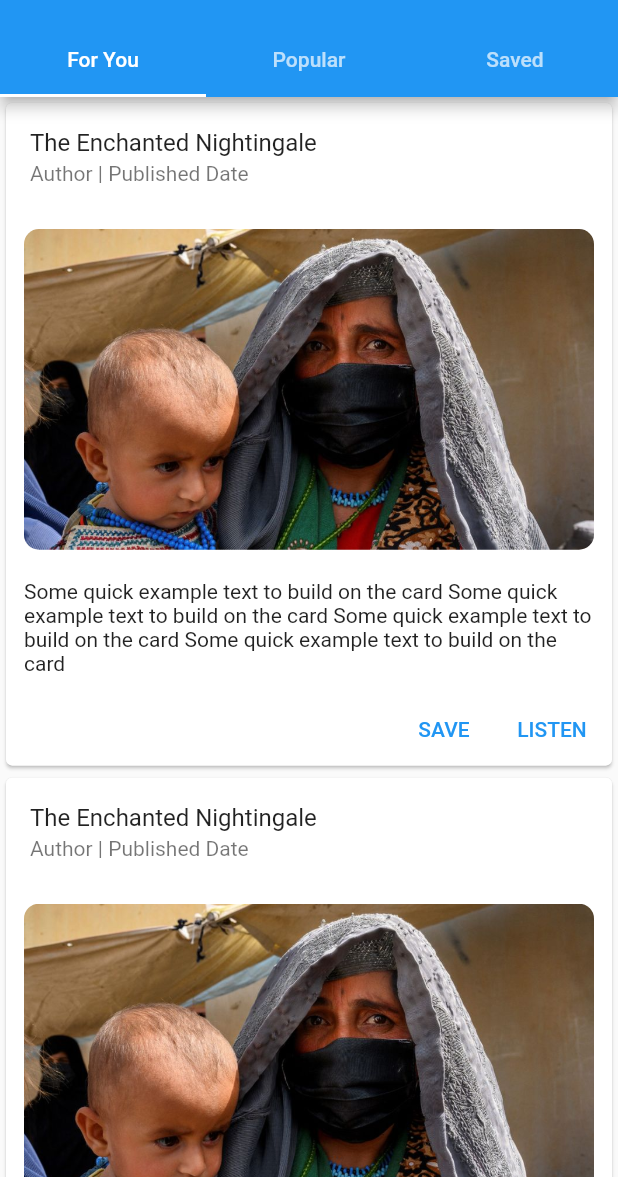
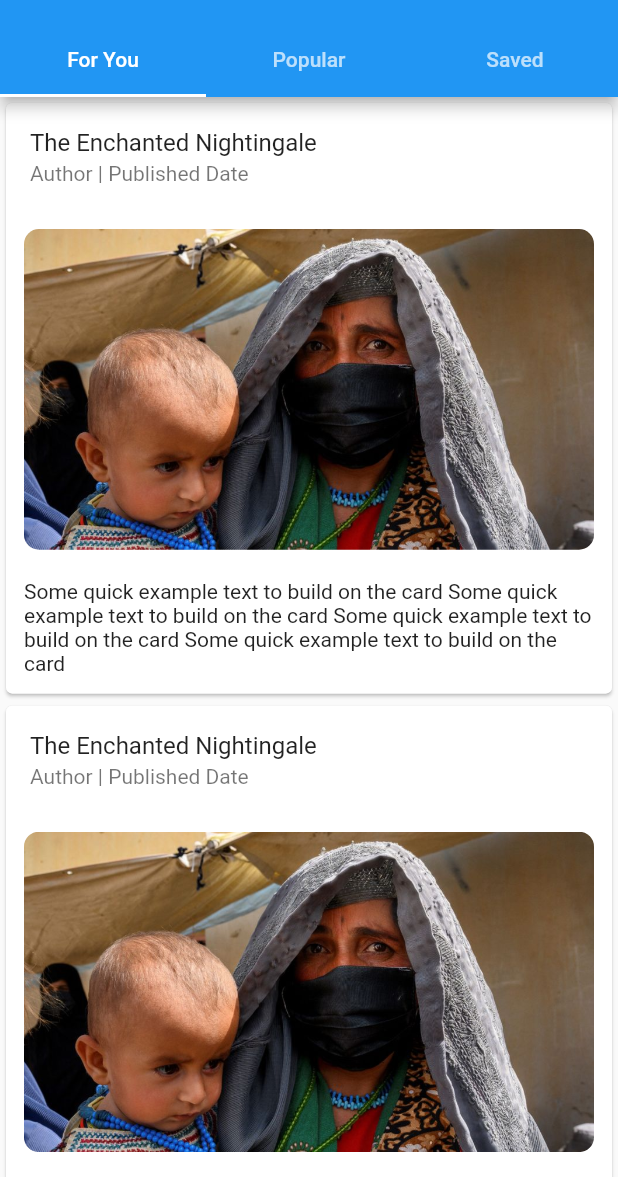
Before and after one commit to Nadika18/Newsly, a Flutter app: the screen it shows after launch, on a phone screen of 412 x 824 dp, the part 59-1236 px from its top. Run offline on Flutter 3.47's test engine with Material 2 defaults, Android fonts, the phone set to English and light mode, and no system bars.

Commit message:
navigation added

```diff
--- a/lib/home.dart
+++ b/lib/home.dart
@@ -2,6 +2,7 @@ import 'package:flutter/material.dart';
 // ignore: depend_on_referenced_packages
 import 'dart:convert';
 import 'package:flutter/services.dart';
+import 'package:newsportal/detailedView.dart';
 import 'models/1.dart';
 import 'dart:async' show Future;
 
@@ -73,24 +74,13 @@ class _ElevatedCardState extends State<ElevatedCard> {
     // return Container(
     //   child:Column(children:[
     //   Text('${news.title}'),
-    //   return GFCard(
-    //   boxFit: BoxFit.cover,
-    //   titlePosition: GFPosition.start,
-    //   image: Image.asset(
-    //     "assets/image1.png",
-    //     height: MediaQuery.of(context).size.height * 0.2,
-    //     width: MediaQuery.of(context).size.width,
-    //     fit: BoxFit.cover,
-    //   ),
-    //   showImage: true,
-    //   title: const GFListTile(
-    //     titleText: "text",
-    //     subTitleText: 'Author | Published date',
-    //   ),
-    //   content: const Text(
-    //       "Some quick example text to build on the card Some quick example text to build on the card Some quick example text to build on the card Some quick example text to build on the card"),
-    // );
-    return Card(
+    return GestureDetector(
+      onTap:(){
+        Navigator.push(
+          context,
+        MaterialPageRoute(builder:(context)=> const NewsDetailedView()));
+      },
+      child:Card(
 
       child: Column(
         mainAxisSize: MainAxisSize.min,
@@ -116,23 +106,43 @@ class _ElevatedCardState extends State<ElevatedCard> {
 
 
 
-          Row(
-            mainAxisAlignment: MainAxisAlignment.end,
-            children: <Widget>[
-              TextButton(
-                child: const Text('SAVE'),
-                onPressed: () {/* ... */},
-              ),
-              const SizedBox(width: 8),
-              TextButton(
-                child: const Text('LISTEN'),
-                onPressed: () {/* ... */},
-              ),
-              const SizedBox(width: 8),
-            ],
-          ),
+          // Row(
+          //   mainAxisAlignment: MainAxisAlignment.end,
+          //   children: <Widget>[
+          //     TextButton(
+          //       child: const Text('SAVE'),
+          //       onPressed: () {/* ... */},
+          //     ),
+          //     const SizedBox(width: 8),
+          //     TextButton(
+          //       child: const Text('LISTEN'),
+          //       onPressed: () {/* ... */},
+          //     ),
+          //     const SizedBox(width: 8),
+          //   ],
+          // ),
         ],
       ),
+    ));
+  }
+}
+
+
+
+class NewsDetailedView extends StatefulWidget {
+  const NewsDetailedView({super.key});
+
+  @override
+  State<NewsDetailedView> createState() => _NewsDetailedViewState();
+}
+
+class _NewsDetailedViewState extends State<NewsDetailedView> {
+  @override
+  Widget build(BuildContext context) {
+
+    return Scaffold(
+      appBar:AppBar(title: const Text("Newsly")) ,
+    body:ElevatedCard()
     );
   }
 }
```
